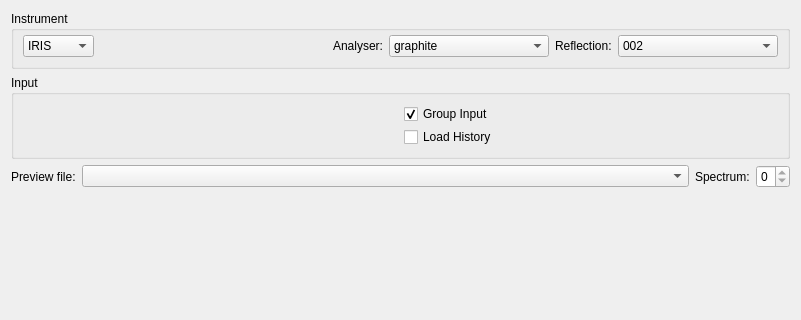
Before: the Qt Designer form qt/scientific_interfaces/Indirect/Elwin.ui in mantidproject/mantid, drawn with Qt 5; both pictures show x 0 to 801 and y 0 to 320 of the 801 by 731 pixel window.
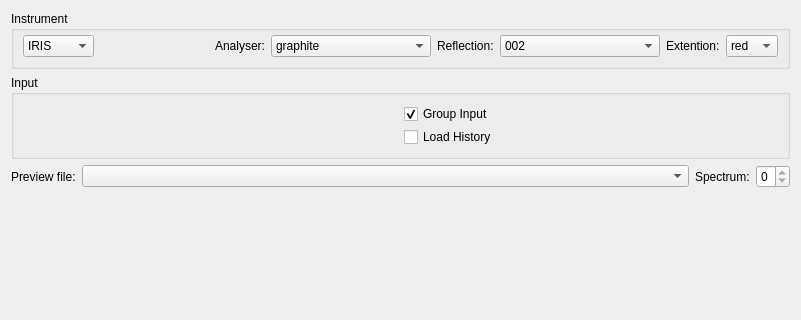
After: the same form once the commit is applied. Custom widgets are drawn as their Qt base class.

```diff
--- a/qt/scientific_interfaces/Indirect/Elwin.ui
+++ b/qt/scientific_interfaces/Indirect/Elwin.ui
@@ -119,6 +119,27 @@
         </item>
        </widget>
       </item>
+      <item>
+       <widget class="QLabel" name="label_3">
+        <property name="text">
+         <string>Extention:</string>
+        </property>
+       </widget>
+      </item>
+      <item>
+       <widget class="QComboBox" name="cbExtention">
+        <item>
+         <property name="text">
+          <string>red</string>
+         </property>
+        </item>
+        <item>
+         <property name="text">
+          <string>sqw</string>
+         </property>
+        </item>
+       </widget>
+      </item>
      </layout>
     </widget>
    </item>
```
Left out of the diff: 7 changed lines with no effect on the pictures.
